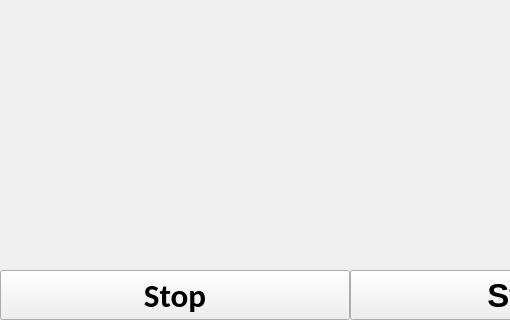
First picture: the form in uiFiles/GameOfLifeWindow.ui, repository HausMeister008/GameOfLife, before the edit; both pictures show x 0 to 510 and y 430 to 750 of the 700 by 750 pixel window.
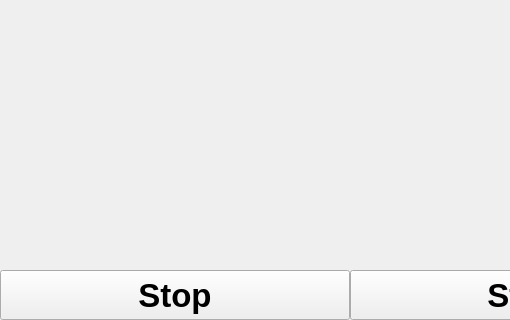
Second picture: the form after the edit.

Diff of the .ui file:
```diff
--- a/uiFiles/GameOfLifeWindow.ui
+++ b/uiFiles/GameOfLifeWindow.ui
@@ -10,6 +10,12 @@
     <height>750</height>
    </rect>
   </property>
+  <property name="sizePolicy">
+   <sizepolicy hsizetype="Fixed" vsizetype="Fixed">
+    <horstretch>0</horstretch>
+    <verstretch>0</verstretch>
+   </sizepolicy>
+  </property>
   <property name="windowTitle">
    <string>MainWindow</string>
   </property>
@@ -115,7 +121,6 @@
             </property>
             <property name="font">
              <font>
-              <family>Calibri</family>
               <pointsize>25</pointsize>
               <bold>true</bold>
              </font>
```
